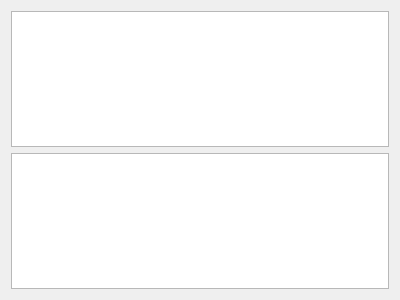
Old version of the form MailUnitUI/Gui/QueryWidget.ui in the repository brainstream/MailUnit.
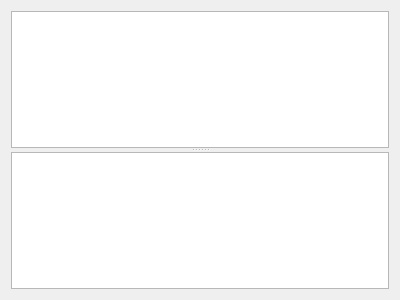
New version of the form.

What changed in the file:
```diff
--- a/MailUnitUI/Gui/QueryWidget.ui
+++ b/MailUnitUI/Gui/QueryWidget.ui
@@ -13,20 +13,19 @@
   <property name="windowTitle">
    <string>Form</string>
   </property>
-  <layout class="QVBoxLayout" name="verticalLayout_2">
-   <item>
     <layout class="QVBoxLayout" name="verticalLayout">
      <item>
+    <widget class="QSplitter" name="splitter">
+     <property name="orientation">
+      <enum>Qt::Vertical</enum>
+     </property>
       <widget class="QPlainTextEdit" name="mp_edit_query"/>
-     </item>
-     <item>
       <widget class="QPlainTextEdit" name="mp_edit_result">
        <property name="readOnly">
         <bool>true</bool>
        </property>
       </widget>
-     </item>
-    </layout>
+    </widget>
    </item>
   </layout>
  </widget>
```
Lines whose indentation alone changed are shown as unchanged.
